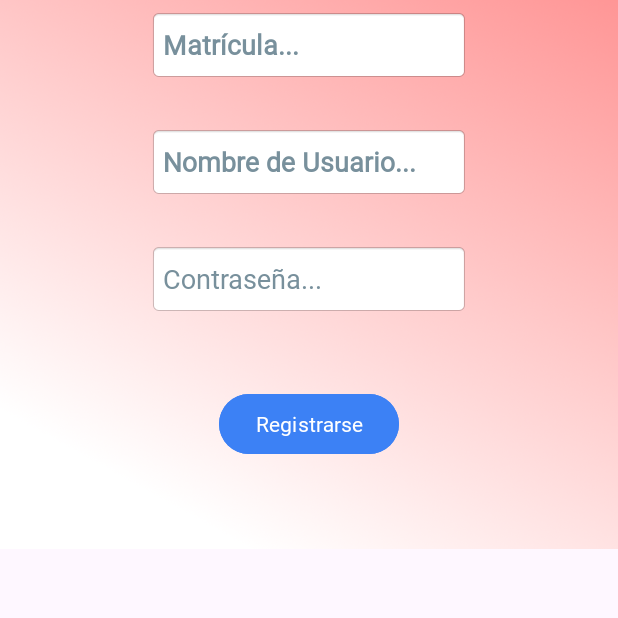
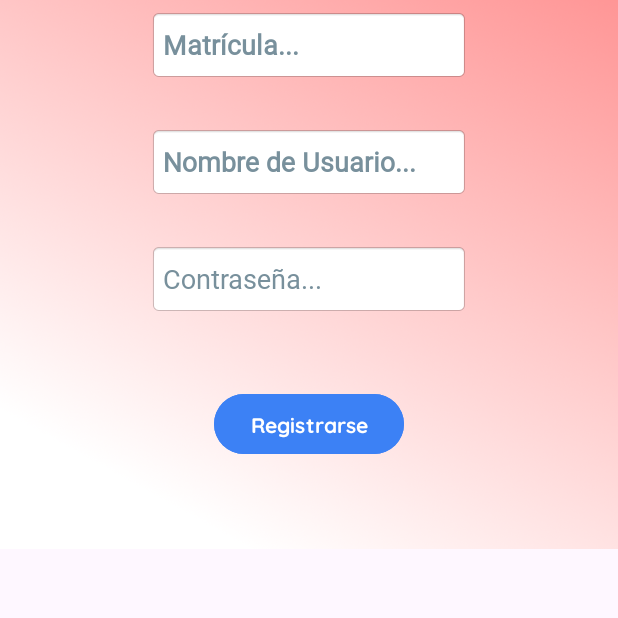
Before and after one commit to CruzPer823/voluntariaRed, an Android app: the screen it shows after launch (MainActivity), on a phone screen of 412 x 824 dp, the part 618-1236 px from its top. Run offline under Robolectric (Android 15) with nearby library versions, the phone set to English and light mode, and no system bars.

Commit message:
3rd register view version (fonts fixed)

```diff
--- /dev/null
+++ b/app/src/main/res/font/quicksand_bold.xml
@@ -0,0 +1,7 @@
+<?xml version="1.0" encoding="utf-8"?>
+<font-family xmlns:app="http://schemas.android.com/apk/res-auto"
+        app:fontProviderAuthority="com.google.android.gms.fonts"
+        app:fontProviderPackage="com.google.android.gms"
+        app:fontProviderQuery="name=Quicksand&amp;weight=700"
+        app:fontProviderCerts="@array/com_google_android_gms_fonts_certs">
+</font-family>
--- a/app/src/main/res/layout/activity_main.xml
+++ b/app/src/main/res/layout/activity_main.xml
@@ -12,10 +12,10 @@
         android:layout_height="wrap_content"
         app:layout_constraintBottom_toBottomOf="parent"
         app:layout_constraintEnd_toEndOf="parent"
-        app:layout_constraintHorizontal_bias="0.0"
+        app:layout_constraintHorizontal_bias="1.0"
         app:layout_constraintStart_toStartOf="parent"
         app:layout_constraintTop_toTopOf="parent"
-        app:layout_constraintVertical_bias="0.0"
+        app:layout_constraintVertical_bias="1.0"
         app:srcCompat="@drawable/loginfondo"
         tools:ignore="ContentDescription" />
 
@@ -27,7 +27,7 @@
         android:autofillHints=""
         android:background="@android:drawable/editbox_background_normal"
         android:ems="10"
-        android:fontFamily="@font/quicksand_bold"
+        android:fontFamily="@font/quicksand_medium"
         android:hint="Nombre..."
         android:inputType="text"
         android:minHeight="48dp"
@@ -44,9 +44,10 @@
         android:layout_width="wrap_content"
         android:layout_height="wrap_content"
         android:layout_marginTop="30dp"
+        android:autofillHints=""
         android:background="@android:drawable/editbox_background_normal"
         android:ems="10"
-        android:fontFamily="@font/quicksand_bold"
+        android:fontFamily="@font/quicksand_medium"
         android:hint="Matrícula..."
         android:inputType="text"
         android:minHeight="48dp"
@@ -56,17 +57,17 @@
         app:layout_constraintEnd_toEndOf="parent"
         app:layout_constraintStart_toStartOf="parent"
         app:layout_constraintTop_toBottomOf="@+id/editTextText"
-        tools:ignore="HardcodedText"
-        android:autofillHints="" />
+        tools:ignore="HardcodedText" />
 
     <EditText
         android:id="@+id/editTextText3"
         android:layout_width="wrap_content"
         android:layout_height="wrap_content"
         android:layout_marginTop="30dp"
+        android:autofillHints=""
         android:background="@android:drawable/editbox_background_normal"
         android:ems="10"
-        android:fontFamily="@font/quicksand_bold"
+        android:fontFamily="@font/quicksand_medium"
         android:foregroundTint="#969696"
         android:hint="Nombre de Usuario..."
         android:inputType="text"
@@ -77,17 +78,17 @@
         app:layout_constraintEnd_toEndOf="parent"
         app:layout_constraintStart_toStartOf="parent"
         app:layout_constraintTop_toBottomOf="@+id/editTextText2"
-        tools:ignore="HardcodedText"
-        android:autofillHints="" />
+        tools:ignore="HardcodedText" />
 
     <EditText
         android:id="@+id/editTextTextPassword"
         android:layout_width="wrap_content"
         android:layout_height="wrap_content"
         android:layout_marginTop="30dp"
+        android:autofillHints=""
         android:background="@android:drawable/editbox_background_normal"
         android:ems="10"
-        android:fontFamily="@font/quicksand_bold"
+        android:fontFamily="@font/quicksand_medium"
         android:hint="Contraseña..."
         android:inputType="textPassword"
         android:minHeight="48dp"
@@ -99,8 +100,7 @@
         app:layout_constraintEnd_toEndOf="parent"
         app:layout_constraintStart_toStartOf="parent"
         app:layout_constraintTop_toBottomOf="@+id/editTextText3"
-        tools:ignore="HardcodedText,MissingConstraints"
-        android:autofillHints="" />
+        tools:ignore="HardcodedText,MissingConstraints,TextContrastCheck" />
 
     <Button
         android:id="@+id/button"
```
